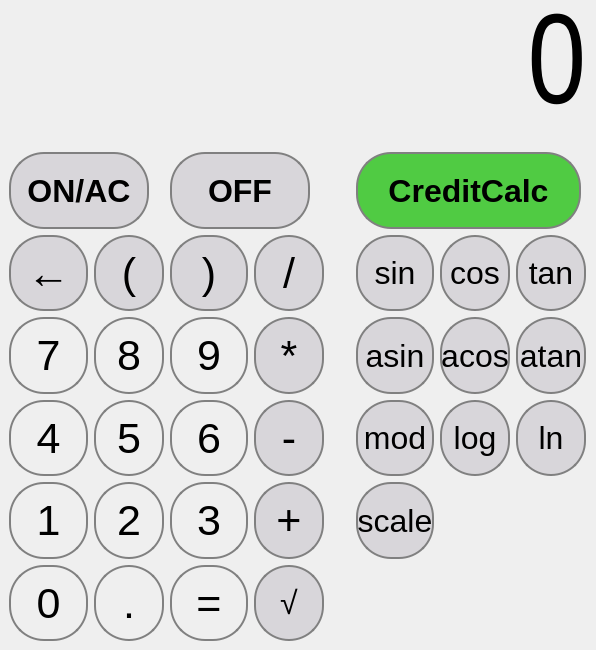
This is sparrvio.ui in Dynokey/SmartCalc-v1 as Qt 5 draws it before an edit. The edited form follows.
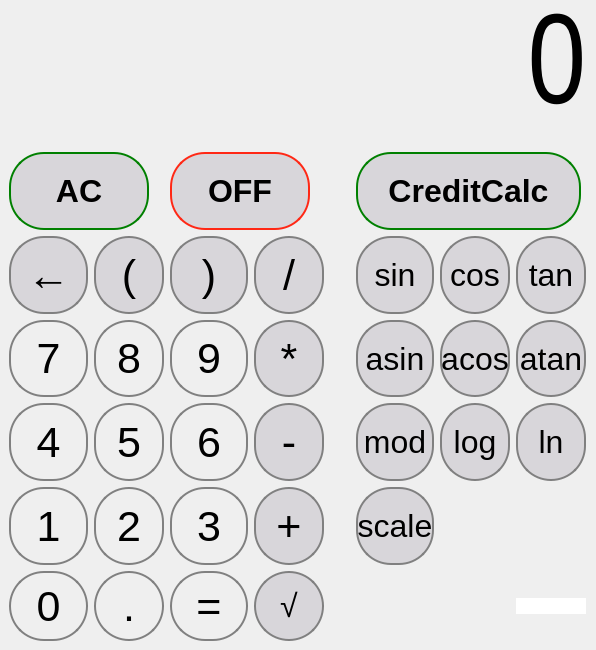
This is the edited form.

```diff
--- a/sparrvio.ui
+++ b/sparrvio.ui
@@ -349,7 +349,7 @@
       </property>
       <property name="styleSheet">
        <string notr="true">QPushButton {
-	border: 2px solid gray;
+	border: 2px solid green;
  	border-radius: 35px;
 	background-color:rgb(216, 214, 218);
 	margin: 0px
@@ -361,7 +361,7 @@
 }</string>
       </property>
       <property name="text">
-       <string>ON/AC</string>
+       <string>AC</string>
       </property>
      </widget>
     </item>
@@ -1341,14 +1341,14 @@
       </property>
       <property name="styleSheet">
        <string notr="true">QPushButton {
-	border: 2px solid gray;
+	border: 2px solid green;
  	border-radius: 35px;
-	background-color:rgb(80, 203, 67); 
+	background-color:rgb(216, 214, 218);
 	margin: 0px
 }
 
 QPushButton:pressed {
-	background-color: rgb(216, 214, 218);
+	background-color: green;
 	color: white;
 }</string>
       </property>
@@ -1380,7 +1380,7 @@
       </property>
       <property name="styleSheet">
        <string notr="true">QPushButton {
-	border: 2px solid gray;
+	border: 2px solid rgb(255, 40, 21);
  	border-radius: 35px;
 	background-color:rgb(216, 214, 218);
 	margin: 0px
@@ -1397,6 +1397,9 @@
       </property>
      </widget>
     </item>
+    <item row="7" column="7">
+     <widget class="QLineEdit" name="lineEdit"/>
+    </item>
    </layout>
   </widget>
  </widget>
```
